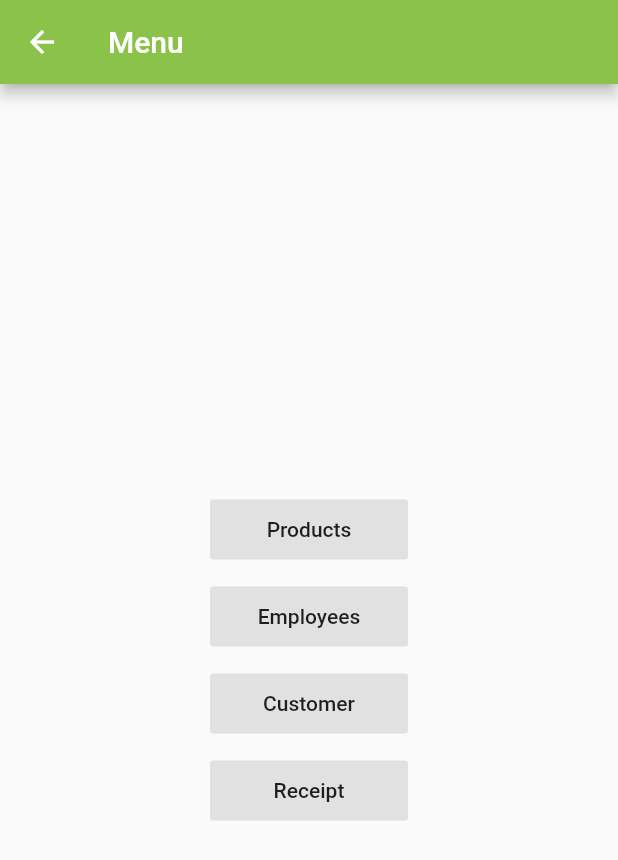
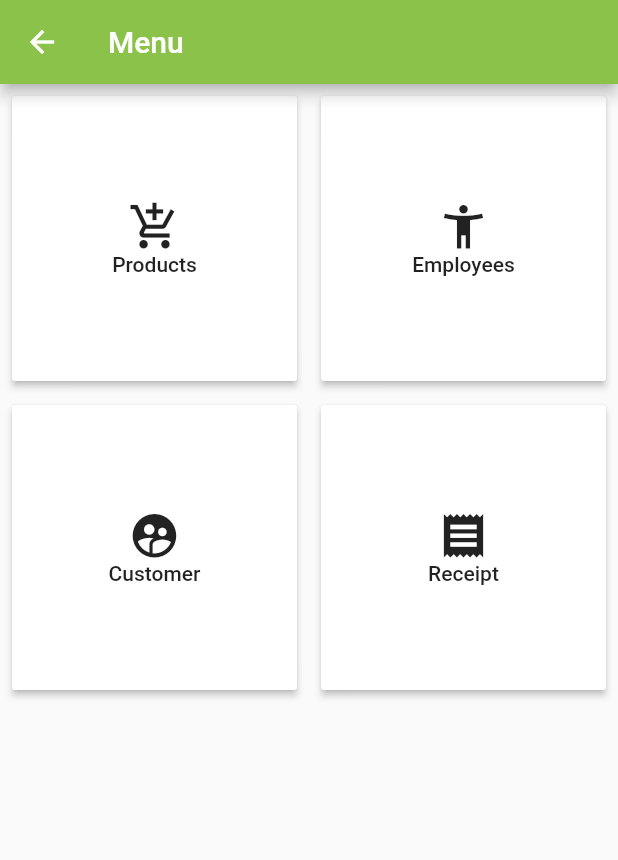
Before and after one commit to zaid13/Agro_POS, a Flutter app: the Admin_Menu screen opened directly with empty values, on a phone screen of 412 x 824 dp. Shown: the top 860 px of the screen. Run offline on Flutter 3.47's test engine with Material 2 defaults, Android fonts, the phone set to English and light mode, and no system bars; our stand-ins replace cloud_firestore, firebase_core, flutter_form_builder, modal_progress_hud, open_file, permission_handler and 2 more; missing offline and left inert: downloads_path_provider, path_provider_ex, syncfusion_flutter_pdf; accounts and stored records are empty.

Commit message:
fixed receipt issue fixed popup issue recipt not connected to DB

```diff
--- a/lib/admin/Menu.dart
+++ b/lib/admin/Menu.dart
@@ -25,32 +25,27 @@ class _Admin_MenuState extends State<Admin_Menu> {
           title: Text('Menu'),
         ),
         body: Container(
+child: GridView.count(
+  // Create a grid with 2 columns. If you change the scrollDirection to
+  // horizontal, this produces 2 rows.
+  crossAxisCount: 2,
+  // Generate 100 widgets that display their index in the List.
+  children: [
 
-          child: Column(
-mainAxisAlignment: MainAxisAlignment.center,
-            children: [
-              _button('Products',(){
+
+    _button(Icons.add_shopping_cart,'Products',(){
       Navigator.push(context, MaterialPageRoute(builder: (context) => Manage_products(),));
 
     }),
-              Container(
-                height: 10,
-              ),
-              _button('Employees',(){
+    _button(Icons.accessibility_new,'Employees',(){
       Navigator.push(context, MaterialPageRoute(builder: (context) => Manage_employee(),));
 
     }),
-              Container(
-                height: 10,
-              ),
-              _button('Customer',(){
+    _button(Icons.supervised_user_circle,'Customer',(){
       Navigator.push(context, MaterialPageRoute(builder: (context) => Manage_customer(),));
 
     }),
-              Container(
-                height: 10,
-              ),
-              _button('Receipt',(){
+    _button(Icons.receipt,'Receipt',(){
       Navigator.push(context, MaterialPageRoute(builder: (context) => Manage_receipt(widget.userModal),));
 
     }),
@@ -58,21 +53,33 @@ mainAxisAlignment: MainAxisAlignment.center,
 ),
 
 
+
+
         ),
       ),
     );
   }
 
-  _button(txt,Function function){
-    return FlatButton(
-      color: Colors.black.withOpacity(0.1),
+  _button(icon,txt,Function function){
+    return Padding(
+      padding: const EdgeInsets.all(8.0),
+      child: RaisedButton(
 
-      child: Container(
-          width: 100,
-          height:40,
+
+        color: Colors.white,
+
+        child: Column(
+          mainAxisAlignment: MainAxisAlignment.center,
+          children: [
+            Icon(icon,size: 35,),
+            Container(
+
                 alignment: Alignment.center,
                 child: Text(txt)),
+          ],
+        ),
         onPressed: function,
+      ),
     );
   }
 }
--- a/lib/products/products_modal.dart
+++ b/lib/products/products_modal.dart
@@ -13,7 +13,10 @@ class Products_Modal{
 
 
   double calculateCost(){
-    return price * quantity_left;
+    if(price==null)
+      return 0;
+
+    return price ?? 1 * quantity_left ??  1;
 
   }
 
--- a/lib/receipt/modal/ReceiptTileModal.dart
+++ b/lib/receipt/modal/ReceiptTileModal.dart
@@ -87,7 +87,7 @@ class ReceiptModal{
 Row(children: [
 
   Text('Total'),
-  Expanded(child: Text(calculateTotal.toString(),style: TextStyle(color: Colors.green,fontSize: 22),))
+  Expanded(child: Text(calculateTotal().toString(),style: TextStyle(color: Colors.green,fontSize: 22),))
 ],)
 
 
--- a/pubspec.yaml
+++ b/pubspec.yaml
@@ -56,8 +56,9 @@ flutter:
   uses-material-design: true
 
   # To add assets to your application, add an assets section, like this:
-  # assets:
-  #   - images/a_dot_burr.jpeg
+
+  assets:
+    - assets/
   #   - images/a_dot_ham.jpeg
 
   # An image asset can refer to one or more resolution-specific "variants", see
```
Also changed, not shown: lib/main.dart (+34 -0 lines), lib/receipt/auth/register.dart (+42 -38 lines), lib/user/Menu.dart (+21 -9 lines), assets/customer.jpeg (added), assets/product.jpeg (added), assets/reciept.jpeg (added). Lines whose indentation alone changed are shown as unchanged.
